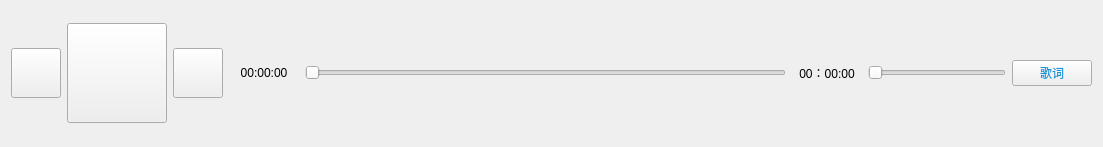
Old version of the form src/view/playfuncview.ui in the repository zhichao10086/MusicPlayer.
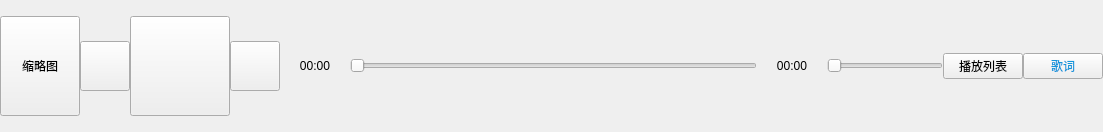
New version of the form. Icons and pictures are not drawn.

Commit message: 播放列表基本完毕 歌曲详细页未完成

```diff
--- a/src/view/playfuncview.ui
+++ b/src/view/playfuncview.ui
@@ -7,7 +7,7 @@
     <x>0</x>
     <y>0</y>
     <width>1103</width>
-    <height>147</height>
+    <height>132</height>
    </rect>
   </property>
   <property name="sizePolicy">
@@ -29,8 +29,40 @@
    <string notr="true"/>
   </property>
   <layout class="QVBoxLayout" name="verticalLayout">
+   <property name="spacing">
+    <number>0</number>
+   </property>
+   <property name="leftMargin">
+    <number>0</number>
+   </property>
+   <property name="topMargin">
+    <number>0</number>
+   </property>
+   <property name="rightMargin">
+    <number>0</number>
+   </property>
+   <property name="bottomMargin">
+    <number>0</number>
+   </property>
    <item>
-    <layout class="QHBoxLayout" name="horizontalLayout" stretch="2,8">
+    <layout class="QHBoxLayout" name="horizontalLayout" stretch="0,2,8">
+     <item>
+      <layout class="QHBoxLayout" name="horizontalLayout_4">
+       <item>
+        <widget class="QPushButton" name="btnMusicDetial">
+         <property name="sizePolicy">
+          <sizepolicy hsizetype="Minimum" vsizetype="Preferred">
+           <horstretch>0</horstretch>
+           <verstretch>0</verstretch>
+          </sizepolicy>
+         </property>
+         <property name="text">
+          <string>缩略图</string>
+         </property>
+        </widget>
+       </item>
+      </layout>
+     </item>
      <item>
       <layout class="QHBoxLayout" name="horizontalLayout_2" stretch="1,1,1">
        <item>
@@ -103,7 +135,7 @@
       </layout>
      </item>
      <item>
-      <layout class="QHBoxLayout" name="horizontalLayout_3" stretch="0,14,0,4,0">
+      <layout class="QHBoxLayout" name="horizontalLayout_3" stretch="0,14,0,4,0,0">
        <property name="bottomMargin">
         <number>0</number>
        </property>
@@ -116,7 +148,7 @@
           </size>
          </property>
          <property name="text">
-          <string>00:00:00</string>
+          <string>00:00</string>
          </property>
          <property name="alignment">
           <set>Qt::AlignCenter</set>
@@ -139,7 +171,7 @@
           </size>
          </property>
          <property name="text">
-          <string>00：00:00</string>
+          <string>00:00</string>
          </property>
          <property name="alignment">
           <set>Qt::AlignCenter</set>
@@ -156,6 +188,13 @@
          </property>
         </widget>
        </item>
+       <item>
+        <widget class="QPushButton" name="btnPlaySheet">
+         <property name="text">
+          <string>播放列表</string>
+         </property>
+        </widget>
+       </item>
        <item>
         <widget class="QPushButton" name="btnLyrics">
          <property name="styleSheet">
```
The commit also changes 64 other files.
